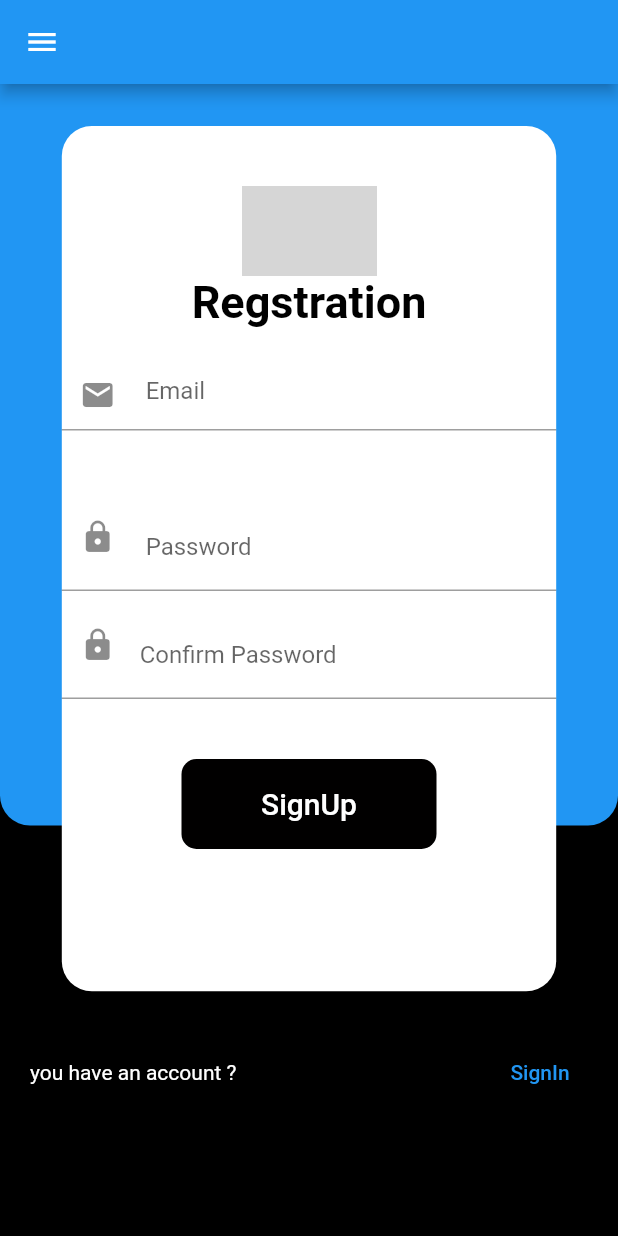
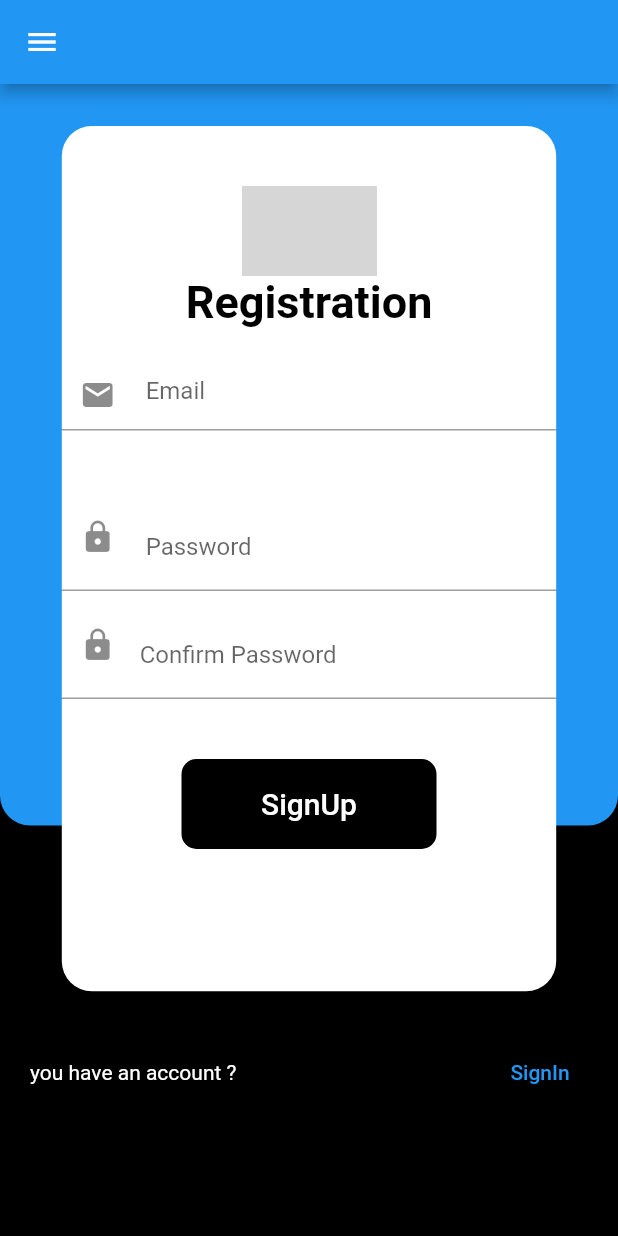
Before and after one commit to Aymen-Ftita/Flutter-App, a Flutter app: the signup screen opened directly, on a phone screen of 412 x 824 dp. Run offline on Flutter 3.47's test engine with Material 2 defaults, Android fonts, the phone set to English and light mode, and no system bars; network calls fail; grey boxes are pictures that could not be loaded.

Commit message:
some changes

```diff
--- a/lib/pages/signup.dart
+++ b/lib/pages/signup.dart
@@ -63,7 +63,7 @@ class _signupState extends State<signup> {
                             SizedBox(height: 40,),
 
                               Image.network('https://cdn2.iconfinder.com/data/icons/user-interface-outlined-2020/48/create_new_account-512.png',width: 90,height: 60,),
-                              Text("Regstration",
+                              Text("Registration",
                                 style: TextStyle(
                                   color: Color.fromARGB(255, 0, 0, 0),
                                   fontSize: 30,
```
